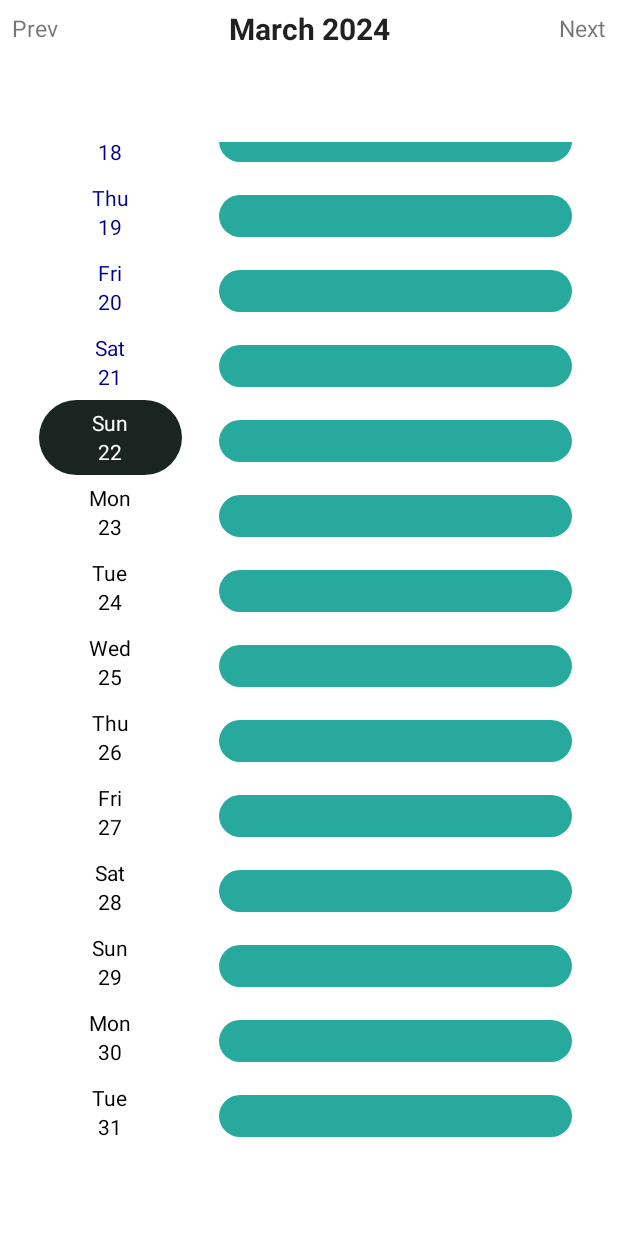
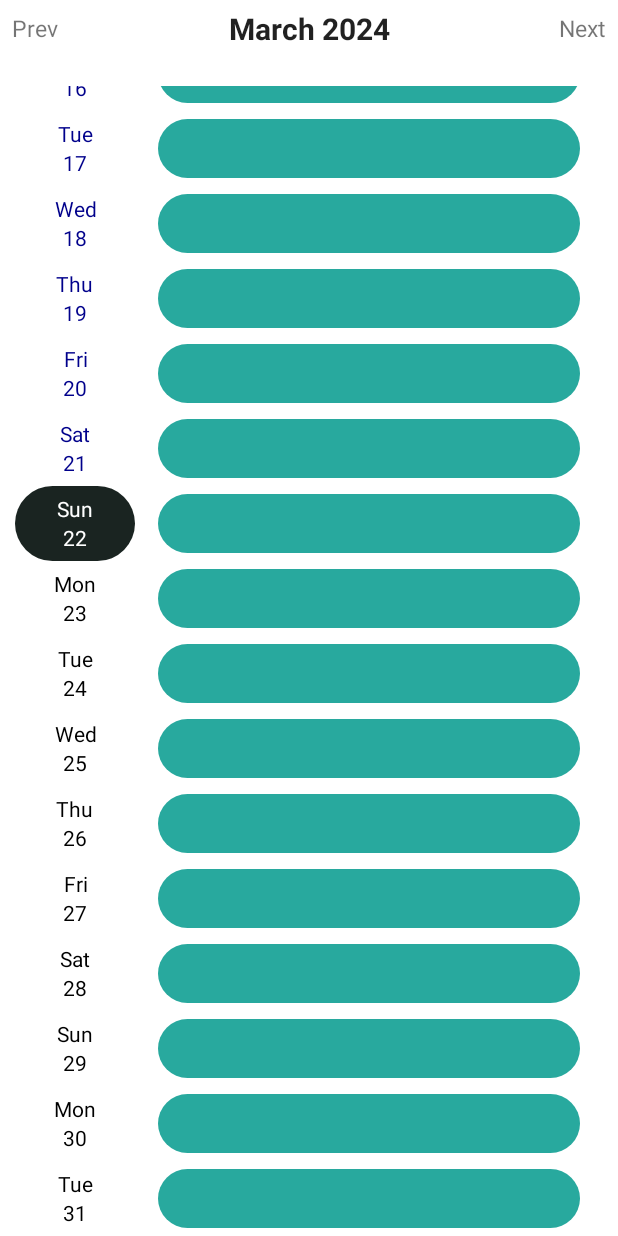
Before and after one commit to shivam-sharma02/Calendar-APP, an Android app: the screen it shows after launch (MainActivity), on a phone screen of 412 x 824 dp. Run offline under Robolectric (Android 15) with nearby library versions, the phone set to English and light mode, and no system bars; our stand-ins replace Room's generated code.

Commit message:
some UI fixes

```diff
--- a/app/src/main/res/drawable/background_top.xml
+++ b/app/src/main/res/drawable/background_top.xml
@@ -2,7 +2,7 @@
 <shape xmlns:android="http://schemas.android.com/apk/res/android"
     android:shape="rectangle">
 
-    <corners android:radius="700dp"/>
+    <corners android:radius="300dp"/>
     <solid android:color="@color/ThemeColor1"/>
 
 </shape>
--- a/app/src/main/res/layout/activity_main.xml
+++ b/app/src/main/res/layout/activity_main.xml
@@ -12,6 +12,7 @@
         android:layout_width="match_parent"
         android:layout_height="wrap_content"
         app:layout_constraintEnd_toEndOf="parent"
+        app:layout_constraintHorizontal_bias="0.0"
         app:layout_constraintStart_toStartOf="parent"
         app:layout_constraintTop_toTopOf="parent">
 
@@ -58,18 +59,17 @@
             app:layout_constraintEnd_toEndOf="parent"
             app:layout_constraintTop_toTopOf="parent"
             app:layout_constraintVertical_bias="0.511" />
-        </androidx.constraintlayout.widget.ConstraintLayout>
+    </androidx.constraintlayout.widget.ConstraintLayout>
 
     <androidx.recyclerview.widget.RecyclerView
         android:id="@+id/calendar_recycler_view"
-        android:layout_width="400dp"
-        android:layout_height="672dp"
-        android:layout_margin="8dp"
+        android:layout_width="0dp"
+        android:layout_height="0dp"
         android:layout_marginTop="20dp"
-        android:paddingLeft="20dp"
         app:layout_constraintBottom_toBottomOf="parent"
         app:layout_constraintEnd_toEndOf="parent"
         app:layout_constraintStart_toStartOf="parent"
-        app:layout_constraintTop_toBottomOf="@+id/constraintLayout" />
+        app:layout_constraintTop_toBottomOf="@+id/constraintLayout"
+        app:layout_constraintVertical_bias="1.0" />
 
-    </androidx.constraintlayout.widget.ConstraintLayout>
+</androidx.constraintlayout.widget.ConstraintLayout>
--- a/app/src/main/res/layout/custom_calendar.xml
+++ b/app/src/main/res/layout/custom_calendar.xml
@@ -3,23 +3,28 @@
     android:layout_width="match_parent"
     android:layout_height="wrap_content"
     android:background="#FFFFFF"
+    android:paddingStart="10dp"
+    android:paddingEnd="10dp"
     android:id="@+id/calendar_constraint_layout"
     xmlns:app="http://schemas.android.com/apk/res-auto">
 
     <LinearLayout
         android:id="@+id/calendar_linear_layout"
-        android:layout_width="95dp"
+        android:layout_width="80dp"
         android:layout_height="50dp"
         android:gravity="center"
         android:orientation="vertical"
         app:layout_constraintStart_toStartOf="parent"
+        app:layout_constraintBottom_toBottomOf="@id/calendar_constraint_layout"
         app:layout_constraintTop_toTopOf="parent">
+
 
         <TextView
             android:id="@+id/txt_day"
             android:layout_width="wrap_content"
             android:layout_height="wrap_content"
             android:layout_gravity="center"
+            android:textAlignment="center"
             android:text="Day" />
 
         <TextView
@@ -27,7 +32,8 @@
             android:layout_width="wrap_content"
             android:layout_height="wrap_content"
             android:layout_gravity="center"
-            android:text="date" />
+            android:text="date"
+            android:textAlignment="center" />
     </LinearLayout>
 
 
@@ -42,23 +48,26 @@
 
     <TextView
         android:id="@+id/eventContent"
-        android:layout_width="235dp"
-        android:layout_height="28dp"
-        app:layout_constraintTop_toTopOf="parent"
-        android:textColor="@color/white"
-        android:text="Hello there this is shivam sharma HOw you are doing"
-        android:paddingLeft="8dp"
-        android:paddingTop="2dp"
-        android:paddingRight="8dp"
-        android:paddingBottom="5dp"
-        android:layout_marginTop="13dp"
-        android:maxLines="1"
+        android:layout_width="0dp"
+        android:layout_height="0dp"
+        android:background="@drawable/rounded_background"
         android:ellipsize="end"
         android:gravity="center"
-        android:background="@drawable/rounded_background"
-        app:layout_constraintStart_toEndOf="@+id/calendar_linear_layout"
+        android:maxLines="1"
+        android:layout_marginLeft="15dp"
+        android:layout_marginTop="5dp"
+        android:layout_marginBottom="5dp"
+        android:layout_marginRight="15dp"
+        android:paddingStart="8dp"
+        android:paddingTop="2dp"
+        android:paddingEnd="8dp"
+        android:paddingBottom="5dp"
+        android:text="Hello there this is shivam sharma How you are doing"
+        android:textColor="@color/white"
+        app:layout_constraintBottom_toBottomOf="parent"
+        app:layout_constraintStart_toEndOf="@id/calendar_linear_layout"
         app:layout_constraintEnd_toEndOf="parent"
-        />
+        app:layout_constraintTop_toTopOf="parent" />
 
 <!--        <androidx.recyclerview.widget.RecyclerView-->
 <!--            android:layout_width="55dp"-->
--- a/app/src/main/res/layout/custom_calendar_day.xml
+++ b/app/src/main/res/layout/custom_calendar_day.xml
@@ -1,18 +1,29 @@
 <?xml version="1.0" encoding="utf-8"?>
-<LinearLayout
+
+<RelativeLayout
     xmlns:android="http://schemas.android.com/apk/res/android"
-    android:orientation="vertical"
+    android:layout_width="match_parent"
+    android:layout_height="match_parent"
+    android:layout_alignParentTop="true"
+    android:layout_alignParentBottom="true"
+    android:layout_alignParentLeft="true"
+    android:layout_alignParentRight="true"
+    >
+
+
+    <LinearLayout xmlns:android="http://schemas.android.com/apk/res/android"
+        android:id="@+id/calendar_linear_lay"
         android:layout_width="50dp"
         android:layout_height="50dp"
-    android:id="@+id/calendar_linear_lay"
-    android:gravity="center">
+        android:gravity="center"
+        android:orientation="vertical">
 
         <TextView
+            android:id="@+id/txts_day"
             android:layout_width="wrap_content"
             android:layout_height="wrap_content"
-        android:text="Day"
             android:layout_gravity="center"
-        android:id="@+id/txts_day"/>
+            android:text="Day" />
 
         <TextView
             android:id="@+id/txts_date"
@@ -21,3 +32,5 @@
             android:layout_gravity="center"
             android:text="date" />
     </LinearLayout>
+
+</RelativeLayout>
```
Lines whose indentation alone changed are shown as unchanged.
